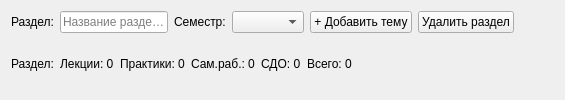
Before: the Qt Designer form ui/layout/section_widget.ui in korneevDev/document_generator, drawn with Qt 5.
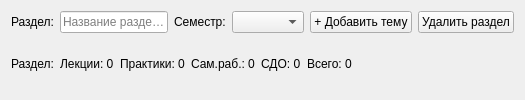
After: the same form once the commit is applied.

The edit to the form file:
```diff
--- a/ui/layout/section_widget.ui
+++ b/ui/layout/section_widget.ui
@@ -52,19 +52,6 @@
       </widget>
      </item>
 
-     <item>
-      <spacer name="headerSpacer">
-       <property name="orientation">
-        <enum>Qt::Horizontal</enum>
-       </property>
-       <property name="sizeHint" stdset="0">
-        <size>
-         <width>40</width>
-         <height>20</height>
-        </size>
-       </property>
-      </spacer>
-     </item>
 
     </layout>
    </item>
```
Lines whose indentation alone changed are shown as unchanged.
